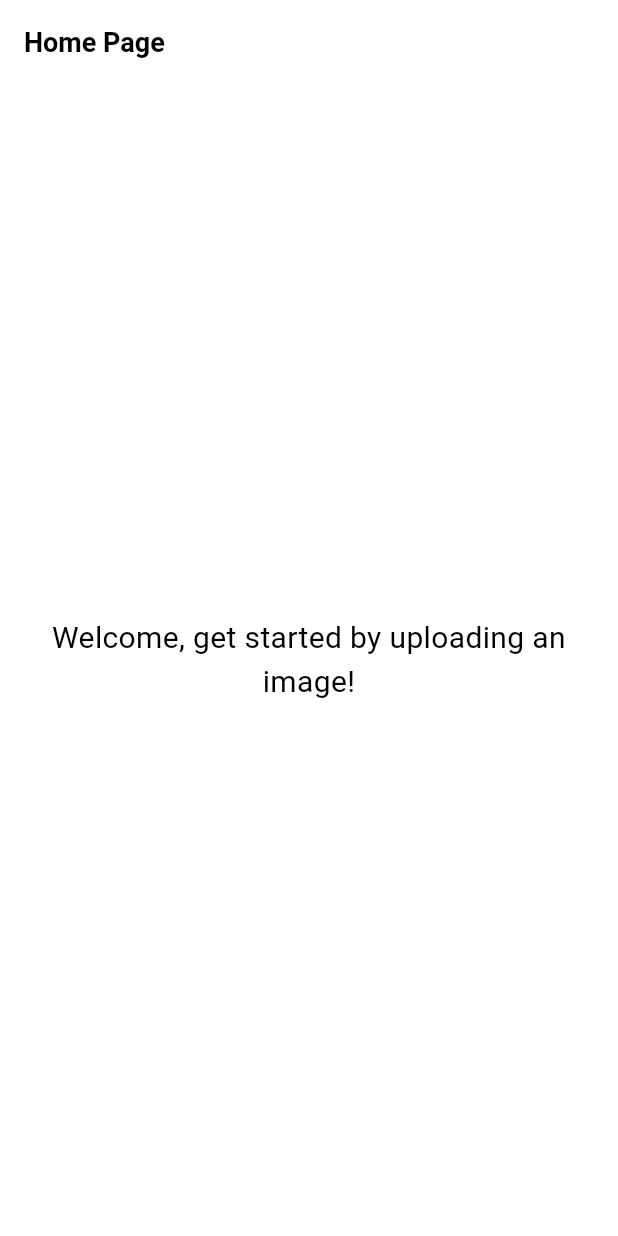
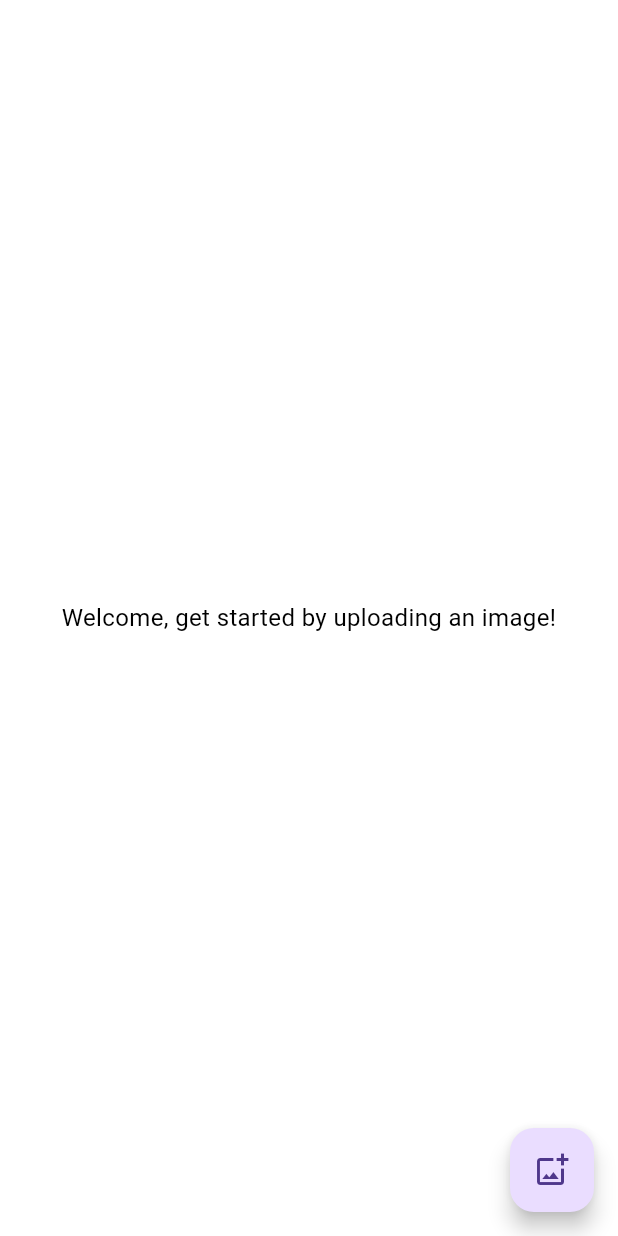
Before and after one commit to Jitendra797/text-behind-image, a Flutter app: the screen it shows after launch, on a phone screen of 412 x 824 dp. Run offline on Flutter 3.47's test engine with Material 3 defaults, Android fonts, the phone set to English and light mode, and no system bars; our stand-ins replace get; statements that could not run were skipped.

Commit message:
Refactor HomePage layout and styling for improved readability and consistency

```diff
--- a/lib/home.dart
+++ b/lib/home.dart
@@ -1,21 +1,23 @@
 import 'package:flutter/material.dart';
+import 'package:text_behind_image/utils/constants/sizes.dart';
+import 'package:text_behind_image/utils/helpers/helper_functions.dart';
 
 class HomePage extends StatelessWidget {
   const HomePage({super.key});
 
   @override
   Widget build(BuildContext context) {
+    final isDark = KHelperFunctions.isDarkMode(context);
     return Scaffold(
-      appBar: AppBar(
-        title: const Text('Home Page'),
-      ),
       body: Padding(
-        padding: const EdgeInsets.symmetric(horizontal: 24),
+        padding: const EdgeInsets.symmetric(horizontal: KSizes.sm),
         child: Column(
             crossAxisAlignment: CrossAxisAlignment.center,
             mainAxisAlignment: MainAxisAlignment.center,
             children: [
-              Row(
+              Padding(
+                padding: const EdgeInsets.symmetric(horizontal: KSizes.md),
+                child: Row(
                   children: [
                     Expanded(
                       child: Text(
@@ -25,14 +27,19 @@ class HomePage extends StatelessWidget {
                         textAlign: TextAlign.center,
                         'Welcome, get started by uploading an image!',
                         style: TextStyle(
-                        fontSize: 20,
-                        fontWeight: FontWeight.w400,
+                          fontSize: KSizes.fontSizeMd,
+                          fontWeight: KSizes.fontWeightMd,
                         ),
                       ),
                     ),
                   ],
                 ),
+              ),
             ]),
+      ),
+      floatingActionButton: FloatingActionButton(
+        onPressed: () {},
+        child: const Icon(Icons.add_photo_alternate_outlined),
       ),
     );
   }
```
Lines whose indentation alone changed are shown as unchanged.
